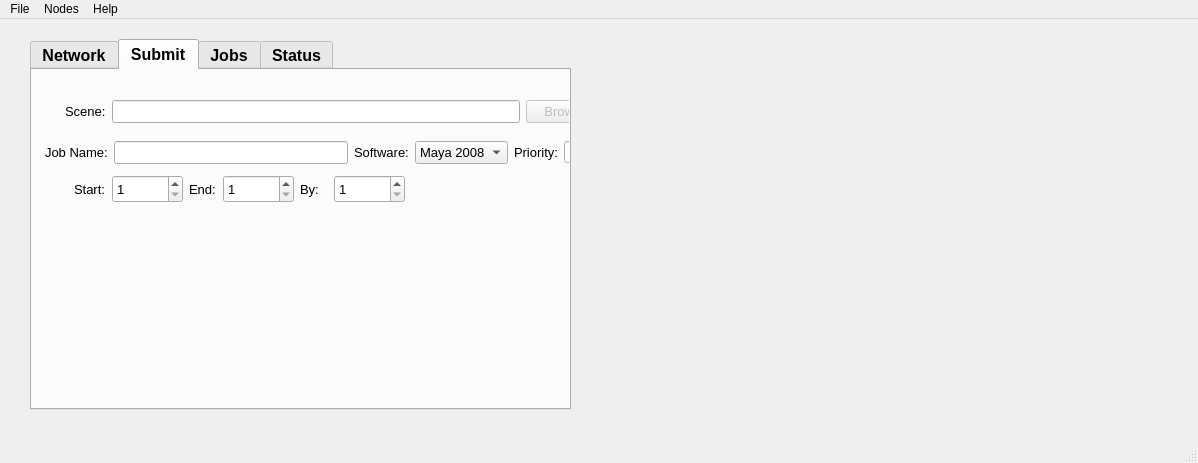
Above: QtDesigner/RC1.ui from opalmer/pyfarm before the change. Below: the same form after it.
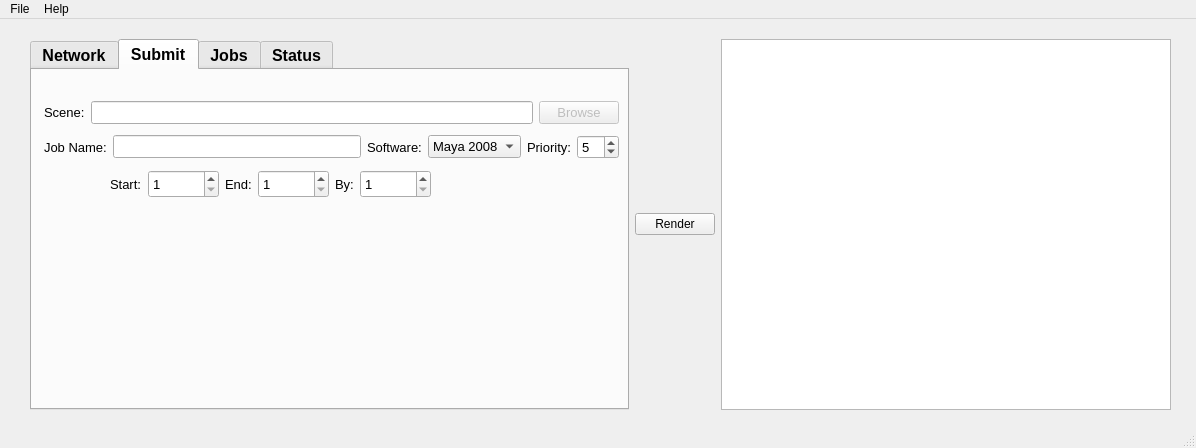
That is the form after the change. The open tabs and pages were chosen to show the change.

Patch:
```diff
--- a/QtDesigner/RC1.ui
+++ b/QtDesigner/RC1.ui
@@ -11,23 +11,26 @@
    <rect>
     <x>0</x>
     <y>0</y>
-    <width>1198</width>
-    <height>463</height>
+    <width>1196</width>
+    <height>448</height>
    </rect>
   </property>
   <property name="windowTitle" >
    <string>PyFarm -- Release Canidate 1</string>
   </property>
   <widget class="QWidget" name="centralwidget" >
-   <widget class="QTabWidget" name="tabToolbox" >
+   <widget class="QWidget" name="" >
     <property name="geometry" >
      <rect>
       <x>30</x>
       <y>20</y>
-      <width>541</width>
+      <width>1141</width>
       <height>371</height>
      </rect>
     </property>
+    <layout class="QHBoxLayout" name="horizontalLayout_5" >
+     <item>
+      <widget class="QTabWidget" name="tabToolbox" >
     <property name="font" >
      <font>
       <pointsize>12</pointsize>
@@ -278,12 +281,14 @@
      <widget class="QWidget" name="layoutWidget" >
       <property name="geometry" >
        <rect>
-        <x>33</x>
+           <x>12</x>
         <y>26</y>
-        <width>541</width>
-        <height>31</height>
-       </rect>
-      </property>
+           <width>575</width>
+           <height>109</height>
+          </rect>
+         </property>
+         <layout class="QVBoxLayout" name="verticalLayout" >
+          <item>
       <layout class="QHBoxLayout" name="horizontalLayout" >
        <item>
         <widget class="QLabel" name="sceneLabel" >
@@ -337,16 +342,8 @@
         </widget>
        </item>
       </layout>
-     </widget>
-     <widget class="QWidget" name="layoutWidget" >
-      <property name="geometry" >
-       <rect>
-        <x>13</x>
-        <y>67</y>
-        <width>561</width>
-        <height>31</height>
-       </rect>
-      </property>
+          </item>
+          <item>
       <layout class="QHBoxLayout" name="horizontalLayout_2" >
        <item>
         <widget class="QLabel" name="jobNameLabel" >
@@ -457,16 +454,23 @@
         </widget>
        </item>
       </layout>
-     </widget>
-     <widget class="QWidget" name="layoutWidget" >
-      <property name="geometry" >
-       <rect>
-        <x>42</x>
-        <y>104</y>
-        <width>331</width>
-        <height>31</height>
-       </rect>
-      </property>
+          </item>
+          <item>
+           <layout class="QHBoxLayout" name="horizontalLayout_4" >
+            <item>
+             <spacer name="horizontalSpacer_3" >
+              <property name="orientation" >
+               <enum>Qt::Horizontal</enum>
+              </property>
+              <property name="sizeHint" stdset="0" >
+               <size>
+                <width>28</width>
+                <height>20</height>
+               </size>
+              </property>
+             </spacer>
+            </item>
+            <item>
       <layout class="QHBoxLayout" name="horizontalLayout_3" >
        <item>
         <widget class="QLabel" name="startFrameLabel" >
@@ -616,6 +620,23 @@
         </widget>
        </item>
       </layout>
+            </item>
+            <item>
+             <spacer name="horizontalSpacer" >
+              <property name="orientation" >
+               <enum>Qt::Horizontal</enum>
+              </property>
+              <property name="sizeHint" stdset="0" >
+               <size>
+                <width>188</width>
+                <height>20</height>
+               </size>
+              </property>
+             </spacer>
+            </item>
+           </layout>
+          </item>
+         </layout>
      </widget>
     </widget>
     <widget class="QWidget" name="jobsToolbox" >
@@ -635,13 +656,33 @@
      </attribute>
     </widget>
    </widget>
+     </item>
+     <item>
+      <widget class="QPushButton" name="render" >
+       <property name="text" >
+        <string>Render</string>
+       </property>
+      </widget>
+     </item>
+     <item>
+      <widget class="QTextBrowser" name="status" >
+       <property name="maximumSize" >
+        <size>
+         <width>450</width>
+         <height>16777215</height>
+        </size>
+       </property>
+      </widget>
+     </item>
+    </layout>
+   </widget>
   </widget>
   <widget class="QMenuBar" name="menubar" >
    <property name="geometry" >
     <rect>
      <x>0</x>
      <y>0</y>
-     <width>1198</width>
+     <width>1196</width>
      <height>26</height>
     </rect>
    </property>
@@ -654,15 +695,6 @@
     <addaction name="separator" />
     <addaction name="menuFile_quit" />
    </widget>
-   <widget class="QMenu" name="menuNodes" >
-    <property name="title" >
-     <string>Nodes</string>
-    </property>
-    <addaction name="menuNodes_findNodes" />
-    <addaction name="menuNodes_addNode" />
-    <addaction name="separator" />
-    <addaction name="menuNodes_stopNodes" />
-   </widget>
    <widget class="QMenu" name="menuHelp" >
     <property name="title" >
      <string>Help</string>
@@ -676,7 +708,6 @@
     <addaction name="menuHelp_diagnostics" />
    </widget>
    <addaction name="menuFile" />
-   <addaction name="menuNodes" />
    <addaction name="menuHelp" />
   </widget>
   <widget class="QStatusBar" name="statusbar" />
```
Left out of the diff: 55 changed lines with no effect on the pictures. Lines whose indentation alone changed are shown as unchanged.
